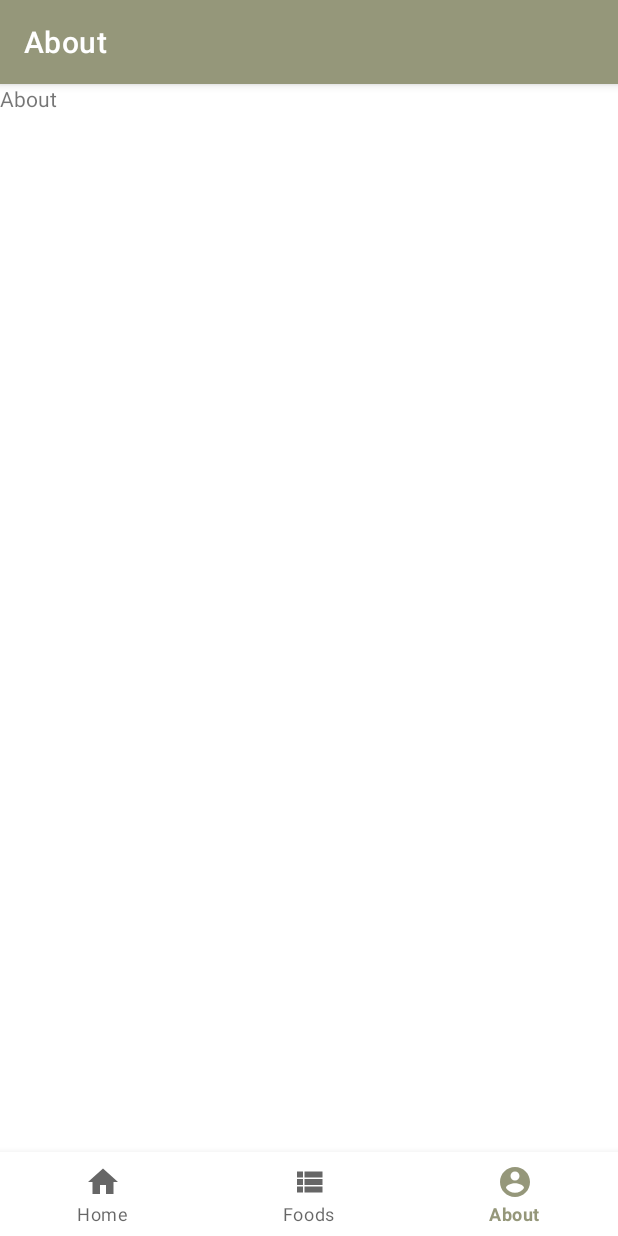
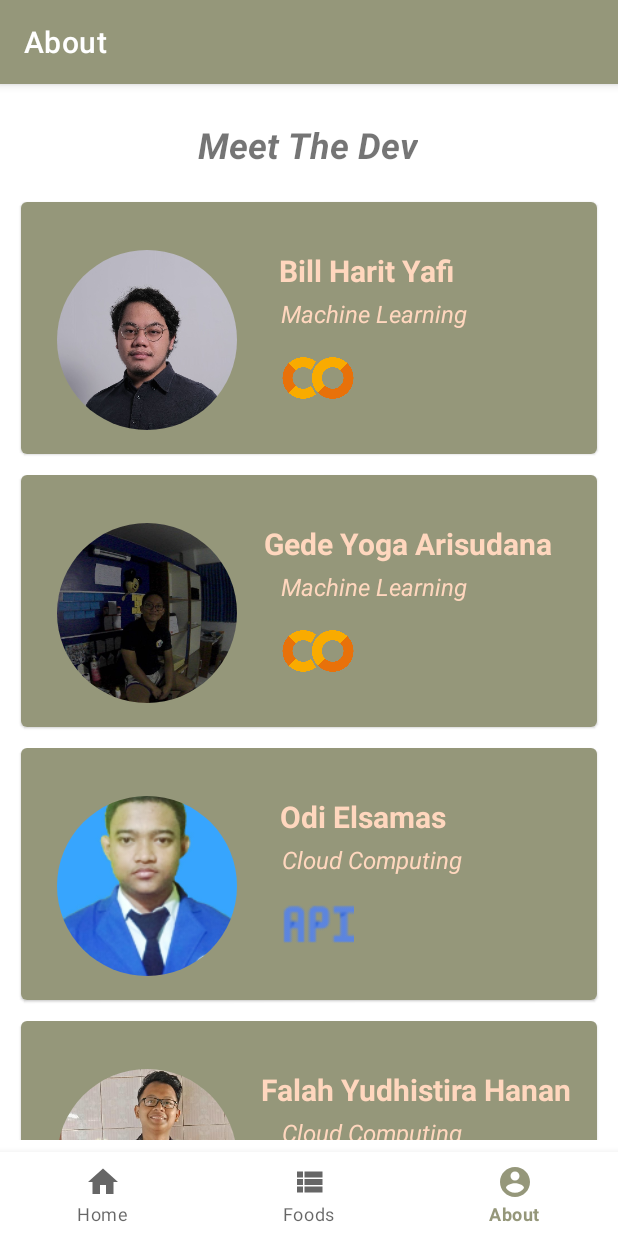
Before and after one commit to What-s-The-Food/Whats-The-Food-APP, an Android app: the AboutFragment screen opened through its navigation route, on a phone screen of 412 x 824 dp. Run offline under Robolectric (Android 15) with nearby library versions, the phone set to English and light mode, and no system bars; our stand-ins replace navigation-ui; pictures from the network do not load; Roboto replaces fonts that are not available here.

Commit message:
menambahkan isi untuk halaman about

```diff
--- a/app/src/main/java/xyz/heydarrn/whatsthefood/fragment/AboutFragment.kt
+++ b/app/src/main/java/xyz/heydarrn/whatsthefood/fragment/AboutFragment.kt
@@ -5,12 +5,18 @@ import androidx.fragment.app.Fragment
 import android.view.LayoutInflater
 import android.view.View
 import android.view.ViewGroup
+import androidx.recyclerview.widget.LinearLayoutManager
 import xyz.heydarrn.whatsthefood.R
 import xyz.heydarrn.whatsthefood.databinding.FragmentAboutBinding
+import xyz.heydarrn.whatsthefood.model.Developers
+import xyz.heydarrn.whatsthefood.model.DevelopersListAdapter
+import xyz.heydarrn.whatsthefood.model.DummyFoodListAdapter
 
 class AboutFragment : Fragment() {
     private var _bindingAbout:FragmentAboutBinding?=null
     private val bindingAbout get() = _bindingAbout!!
+    private val listDev=ArrayList<Developers>()
+    private val adapterDevs by lazy { DevelopersListAdapter() }
 
     override fun onCreateView(
         inflater: LayoutInflater, container: ViewGroup?,
@@ -23,5 +29,36 @@ class AboutFragment : Fragment() {
 
     override fun onViewCreated(view: View, savedInstanceState: Bundle?) {
         super.onViewCreated(view, savedInstanceState)
+        listDev.addAll(listFromArray)
+        setDevRV()
+    }
+
+    private val listFromArray:ArrayList<Developers> get() {
+        this.resources.apply {
+            val devName=getStringArray(R.array.developer_name)
+            val devPath=getStringArray(R.array.developer_learning_path)
+            val devPics=obtainTypedArray(R.array.developer_photo)
+            val devPathIcon=obtainTypedArray(R.array.learning_path_icon)
+
+            val listPerDev=ArrayList<Developers>()
+            for (devs in devName.indices){
+                val devs=Developers(
+                    name = devName[devs],
+                    photoProfile = devPics.getResourceId(devs,-1),
+                    learningPath = devPath[devs],
+                    learningPathIcon = devPathIcon.getResourceId(devs,-1),
+                )
+                listPerDev.add(devs)
+            }
+            devPics.recycle()
+            devPathIcon.recycle()
+            return listPerDev
+        }
+    }
+
+    private fun setDevRV(){
+        bindingAbout.recyclerViewDeveloper.layoutManager=LinearLayoutManager(context)
+        adapterDevs.submitList(listDev)
+        bindingAbout.recyclerViewDeveloper.adapter=adapterDevs
     }
 }
--- /dev/null
+++ b/app/src/main/java/xyz/heydarrn/whatsthefood/model/Developers.kt
@@ -0,0 +1,8 @@
+package xyz.heydarrn.whatsthefood.model
+
+data class Developers(
+    val name:String,
+    val learningPath:String,
+    val photoProfile:Int,
+    val learningPathIcon:Int
+)
--- /dev/null
+++ b/app/src/main/java/xyz/heydarrn/whatsthefood/model/DevelopersDiffUtil.kt
@@ -0,0 +1,13 @@
+package xyz.heydarrn.whatsthefood.model
+
+import androidx.recyclerview.widget.DiffUtil
+
+class DevelopersDiffUtil : DiffUtil.ItemCallback<Developers>() {
+    override fun areItemsTheSame(oldItem: Developers, newItem: Developers): Boolean {
+        return oldItem.name == newItem.name
+    }
+
+    override fun areContentsTheSame(oldItem: Developers, newItem: Developers): Boolean {
+        return oldItem == newItem
+    }
+}
--- /dev/null
+++ b/app/src/main/java/xyz/heydarrn/whatsthefood/model/DevelopersListAdapter.kt
@@ -0,0 +1,40 @@
+package xyz.heydarrn.whatsthefood.model
+
+import android.view.LayoutInflater
+import android.view.ViewGroup
+import androidx.recyclerview.widget.ListAdapter
+import androidx.recyclerview.widget.RecyclerView
+import com.bumptech.glide.Glide
+import com.bumptech.glide.load.engine.DiskCacheStrategy
+import xyz.heydarrn.whatsthefood.databinding.DeveloperCardBinding
+
+class DevelopersListAdapter : ListAdapter<Developers,DevelopersListAdapter.DevelopersViewHolder>(DevelopersDiffUtil()) {
+    class DevelopersViewHolder (private val bindingDeveloper:DeveloperCardBinding) :RecyclerView.ViewHolder(bindingDeveloper.root) {
+        fun setDeveloperToBind(developer:Developers){
+            bindingDeveloper.apply {
+                Glide.with(itemView)
+                    .load(developer.photoProfile)
+                    .diskCacheStrategy(DiskCacheStrategy.RESOURCE)
+                    .circleCrop()
+                    .into(developerPhoto)
+
+                Glide.with(itemView)
+                    .load(developer.learningPathIcon)
+                    .diskCacheStrategy(DiskCacheStrategy.RESOURCE)
+                    .into(devPathIcon)
+
+                developerName.text=developer.name
+                developerPath.text=developer.learningPath
+            }
+        }
+    }
+
+    override fun onCreateViewHolder(parent: ViewGroup, viewType: Int): DevelopersViewHolder {
+        val view=DeveloperCardBinding.inflate(LayoutInflater.from(parent.context),parent,false)
+        return DevelopersViewHolder(view)
+    }
+
+    override fun onBindViewHolder(holder: DevelopersViewHolder, position: Int) {
+        holder.setDeveloperToBind(getItem(position))
+    }
+}
--- /dev/null
+++ b/app/src/main/java/xyz/heydarrn/whatsthefood/viewmodel/AboutDeveloperViewModel.kt
@@ -0,0 +1,6 @@
+package xyz.heydarrn.whatsthefood.viewmodel
+
+import androidx.lifecycle.ViewModel
+
+class AboutDeveloperViewModel : ViewModel() {
+}
--- /dev/null
+++ b/app/src/main/res/drawable/ic_android_robot.xml
@@ -0,0 +1,5 @@
+<vector android:autoMirrored="true" android:height="100dp"
+    android:viewportHeight="718" android:viewportWidth="1274.4"
+    android:width="200dp" xmlns:android="http://schemas.android.com/apk/res/android">
+    <path android:fillColor="#3ddc84" android:pathData="M930.8,536.4a53.1,53.1 0,1 1,53.1 -53.1,53.1 53.1,0 0,1 -53.1,53.1m-586.5,0a53.1,53.1 0,1 1,53.1 -53.1,53.1 53.1,0 0,1 -53.1,53.1M949.8,216.8 L1055.8,33.1A22.1,22.1 0,1 0,1017.6 11L910.3,197c-82.1,-37.5 -174.4,-58.3 -272.8,-58.3S446.9,159.6 364.7,197L257.4,11a22.1,22.1 0,1 0,-38.2 22.1L325.2,216.8C143.1,315.8 18.5,500.2 0.3,718H1274.7c-18.2,-217.8 -142.8,-402.2 -324.9,-501.2"/>
+</vector>
--- /dev/null
+++ b/app/src/main/res/drawable/ic_api.xml
@@ -0,0 +1,10 @@
+<vector android:autoMirrored="true" android:height="24dp"
+    android:viewportHeight="24" android:viewportWidth="24"
+    android:width="24dp" xmlns:android="http://schemas.android.com/apk/res/android">
+    <path android:fillColor="#5C85DE" android:fillType="evenOdd" android:pathData="M3,6.1c-1.1,0 -2.3,1.1 -2.3,2.2L0.7,18L3,18L3,13.5h2.2L5.2,18h2.2L7.4,8.3c0,-1.1 -1.1,-2.2 -2.3,-2.2L3,6.1L3,6.1zM3,11.2v-3h2.2v3L3,11.2L3,11.2z"/>
+    <path android:fillColor="#5C85DE" android:fillType="evenOdd" android:pathData="M11.3,6C10.1,6 9,7.1 9,8.2L9,18l2.2,0L11.2,13.5h2.2c1.1,0 2.3,-1.1 2.3,-2.2l0,-3c0,-1.1 -1.1,-2.2 -2.3,-2.2L11.3,6.1L11.3,6zM11.2,11.2v-3h2.2v3L11.2,11.2L11.2,11.2z"/>
+    <path android:fillColor="#5C85DE" android:fillType="evenOdd" android:pathData="M19.5,8.3l0,7.5l-2.3,0l0,2.2l6.8,0l0,-2.2l-2.2,0l0,-7.5l2.2,0l0,-2.2l-6.8,0l0,2.2z"/>
+    <path android:fillColor="#3367D6" android:fillType="evenOdd" android:pathData="M3,13.5l0,-2.3l1.5,0z"/>
+    <path android:fillColor="#3367D6" android:fillType="evenOdd" android:pathData="M11.2,13.5l0,-2.3l1.3,0z"/>
+    <path android:fillColor="#3367D6" android:fillType="evenOdd" android:pathData="M19.5,9.8l0,0l0,-1.5l2.3,0z"/>
+</vector>
--- /dev/null
+++ b/app/src/main/res/drawable/ic_google_colaboratory_svg_logo.xml
@@ -0,0 +1,9 @@
+<vector android:autoMirrored="true" android:height="512dp"
+    android:viewportHeight="24" android:viewportWidth="24"
+    android:width="512dp" xmlns:android="http://schemas.android.com/apk/res/android">
+    <path android:fillColor="#E8710A" android:pathData="M4.54,9.46 L2.19,7.1a6.93,6.93 0,0 0,0 9.79l2.36,-2.36A3.59,3.59 0,0 1,4.54 9.46Z"/>
+    <path android:fillColor="#F9AB00" android:pathData="M2.19,7.1 L4.54,9.46a3.59,3.59 0,0 1,5.08 0l1.71,-2.93h0l-0.1,-0.08h0A6.93,6.93 0,0 0,2.19 7.1Z"/>
+    <path android:fillColor="#F9AB00" android:pathData="M11.34,17.46h0L9.62,14.54a3.59,3.59 0,0 1,-5.08 0L2.19,16.9a6.93,6.93 0,0 0,9 0.65l0.11,-0.09"/>
+    <path android:fillColor="#F9AB00" android:pathData="M12,7.1a6.93,6.93 0,0 0,0 9.79l2.36,-2.36a3.59,3.59 0,1 1,5.08 -5.08L21.81,7.1A6.93,6.93 0,0 0,12 7.1Z"/>
+    <path android:fillColor="#E8710A" android:pathData="M21.81,7.1 L19.46,9.46a3.59,3.59 0,0 1,-5.08 5.08L12,16.9A6.93,6.93 0,0 0,21.81 7.1Z"/>
+</vector>
--- /dev/null
+++ b/app/src/main/res/layout/developer_card.xml
@@ -0,0 +1,78 @@
+<?xml version="1.0" encoding="utf-8"?>
+<com.google.android.material.card.MaterialCardView xmlns:android="http://schemas.android.com/apk/res/android"
+    xmlns:app="http://schemas.android.com/apk/res-auto"
+    xmlns:tools="http://schemas.android.com/tools"
+    android:layout_width="match_parent"
+    android:layout_height="wrap_content"
+    android:layout_marginStart="14dp"
+    android:layout_marginTop="14dp"
+    android:layout_marginEnd="14dp">
+
+    <androidx.constraintlayout.widget.ConstraintLayout
+        android:layout_width="match_parent"
+        android:layout_height="match_parent"
+        android:background="@color/green_bright">
+
+        <ImageView
+            android:id="@+id/developer_photo"
+            android:layout_width="120dp"
+            android:layout_height="120dp"
+            android:layout_marginStart="24dp"
+            android:layout_marginTop="32dp"
+            android:layout_marginBottom="16dp"
+            app:layout_constraintBottom_toBottomOf="parent"
+            app:layout_constraintStart_toStartOf="parent"
+            app:layout_constraintTop_toTopOf="parent"
+            app:layout_constraintVertical_bias="0.035"
+            tools:srcCompat="@tools:sample/avatars" />
+
+        <TextView
+            android:id="@+id/developer_name"
+            android:layout_width="wrap_content"
+            android:layout_height="wrap_content"
+            android:layout_marginStart="16dp"
+            android:layout_marginTop="32dp"
+            android:layout_marginEnd="16dp"
+            android:text="Naufal Haidar"
+            android:textColor="@color/cream"
+            android:textSize="20sp"
+            android:textStyle="bold"
+            app:layout_constraintEnd_toEndOf="parent"
+            app:layout_constraintHorizontal_bias="0.132"
+            app:layout_constraintStart_toEndOf="@+id/developer_photo"
+            app:layout_constraintTop_toTopOf="parent" />
+
+        <TextView
+            android:id="@+id/developer_path"
+            android:layout_width="wrap_content"
+            android:layout_height="wrap_content"
+            android:layout_marginStart="16dp"
+            android:layout_marginTop="4dp"
+            android:layout_marginEnd="16dp"
+            android:text="Mobile Development"
+            android:textColor="@color/cream"
+            android:textSize="16sp"
+            android:textStyle="italic"
+            app:layout_constraintEnd_toEndOf="parent"
+            app:layout_constraintHorizontal_bias="0.157"
+            app:layout_constraintStart_toEndOf="@+id/developer_photo"
+            app:layout_constraintTop_toBottomOf="@+id/developer_name" />
+
+        <ImageView
+            android:id="@+id/dev_path_icon"
+            android:layout_width="48dp"
+            android:layout_height="48dp"
+            android:layout_marginStart="16dp"
+            android:layout_marginTop="8dp"
+            android:layout_marginEnd="16dp"
+            android:layout_marginBottom="16dp"
+            app:layout_constraintBottom_toBottomOf="parent"
+            app:layout_constraintEnd_toEndOf="parent"
+            app:layout_constraintHorizontal_bias="0.086"
+            app:layout_constraintStart_toEndOf="@+id/developer_photo"
+            app:layout_constraintTop_toBottomOf="@+id/developer_path"
+            app:layout_constraintVertical_bias="0.0"
+            app:srcCompat="@drawable/ic_android_robot" />
+
+    </androidx.constraintlayout.widget.ConstraintLayout>
+</com.google.android.material.card.MaterialCardView>
--- a/app/src/main/res/layout/fragment_about.xml
+++ b/app/src/main/res/layout/fragment_about.xml
@@ -1,14 +1,34 @@
 <?xml version="1.0" encoding="utf-8"?>
-<FrameLayout xmlns:android="http://schemas.android.com/apk/res/android"
+<androidx.constraintlayout.widget.ConstraintLayout xmlns:android="http://schemas.android.com/apk/res/android"
+    xmlns:app="http://schemas.android.com/apk/res-auto"
     xmlns:tools="http://schemas.android.com/tools"
+    android:id="@+id/layoutAbout"
     android:layout_width="match_parent"
     android:layout_height="match_parent"
     tools:context=".fragment.AboutFragment">
 
-    <!-- TODO: Update blank fragment layout -->
     <TextView
-        android:layout_width="match_parent"
-        android:layout_height="match_parent"
-        android:text="@string/title_about" />
+        android:id="@+id/title_about"
+        android:layout_width="wrap_content"
+        android:layout_height="wrap_content"
+        android:layout_marginTop="24dp"
+        android:text="@string/meet_the_dev"
+        android:textSize="24sp"
+        android:textStyle="bold|italic"
+        app:layout_constraintEnd_toEndOf="parent"
+        app:layout_constraintHorizontal_bias="0.498"
+        app:layout_constraintStart_toStartOf="parent"
+        app:layout_constraintTop_toTopOf="parent" />
 
-</FrameLayout>
+    <androidx.recyclerview.widget.RecyclerView
+        android:id="@+id/recycler_view_developer"
+        android:layout_width="0dp"
+        android:layout_height="0dp"
+        android:layout_marginTop="8dp"
+        android:layout_marginBottom="8dp"
+        app:layout_constraintBottom_toBottomOf="parent"
+        app:layout_constraintEnd_toEndOf="parent"
+        app:layout_constraintStart_toStartOf="parent"
+        app:layout_constraintTop_toBottomOf="@+id/title_about" />
+
+</androidx.constraintlayout.widget.ConstraintLayout>
--- a/app/src/main/res/values-night/strings.xml
+++ b/app/src/main/res/values-night/strings.xml
@@ -14,6 +14,7 @@
     <string name="protein">Protein</string>
     <string name="lemak">Lemak</string>
     <string name="search_food">Search food</string>
+    <string name="meet_the_dev">Meet The Dev</string>
 
     <!-- array of food name   -->
     <string-array name="food_list">
--- a/app/src/main/res/values/strings.xml
+++ b/app/src/main/res/values/strings.xml
@@ -21,6 +21,7 @@
     <string name="lemak">Lemak</string>
     <string name="search_food">Search food</string>
     <string name="food_name_template">Prediksi : %1$s</string>
+    <string name="meet_the_dev">Meet The Dev</string>
 
 
     <!-- array of food name   -->
@@ -78,4 +79,40 @@
         <item>@drawable/thai_food_noodles_with_pork_meatball_vegetable</item>
         <item>@drawable/pexels_nishant_aneja_2955819_kebab</item>
     </integer-array>
+
+    <string-array name="developer_name">
+        <item>Bill Harit Yafi</item>
+        <item>Gede Yoga Arisudana</item>
+        <item>Odi Elsamas</item>
+        <item>Falah Yudhistira Hanan</item>
+        <item>Naufal Haidar Rauf</item>
+        <item>Noorman Putra Ksatria</item>
+    </string-array>
+
+    <string-array name="developer_learning_path">
+        <item>Machine Learning</item>
+        <item>Machine Learning</item>
+        <item>Cloud Computing</item>
+        <item>Cloud Computing</item>
+        <item>Mobile Development</item>
+        <item>Mobile Development</item>
+    </string-array>
+
+    <integer-array name="developer_photo">
+        <item>@drawable/billharit</item>
+        <item>@drawable/gede_yoga</item>
+        <item>@drawable/odi_elsamas</item>
+        <item>@drawable/falah_yudhistira</item>
+        <item>@drawable/haidar</item>
+        <item>@drawable/noorman</item>
+    </integer-array>
+
+    <integer-array name="learning_path_icon">
+        <item>@drawable/ic_google_colaboratory_svg_logo</item>
+        <item>@drawable/ic_google_colaboratory_svg_logo</item>
+        <item>@drawable/ic_api</item>
+        <item>@drawable/ic_api</item>
+        <item>@drawable/ic_android_robot</item>
+        <item>@drawable/ic_android_robot</item>
+    </integer-array>
 </resources>
```
Also changed, not shown: app/src/main/res/drawable/billharit.png (added), app/src/main/res/drawable/falah_yudhistira.png (added), app/src/main/res/drawable/gede_yoga.png (added), app/src/main/res/drawable/haidar.JPG (added), app/src/main/res/drawable/noorman.jpeg (added), app/src/main/res/drawable/odi_elsamas.jpeg (added).
